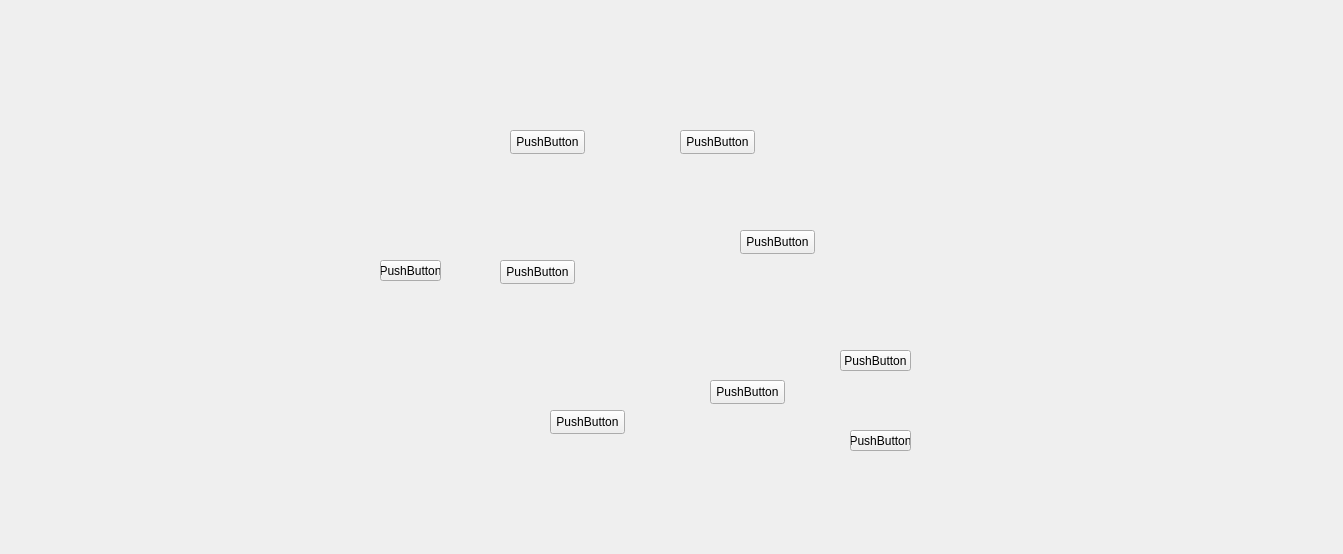
Old version of the form Triviador-ModernCpp/Triviador-client/TwoPlayersMap.ui in the repository Serban8/Triviador-ModernCpp.
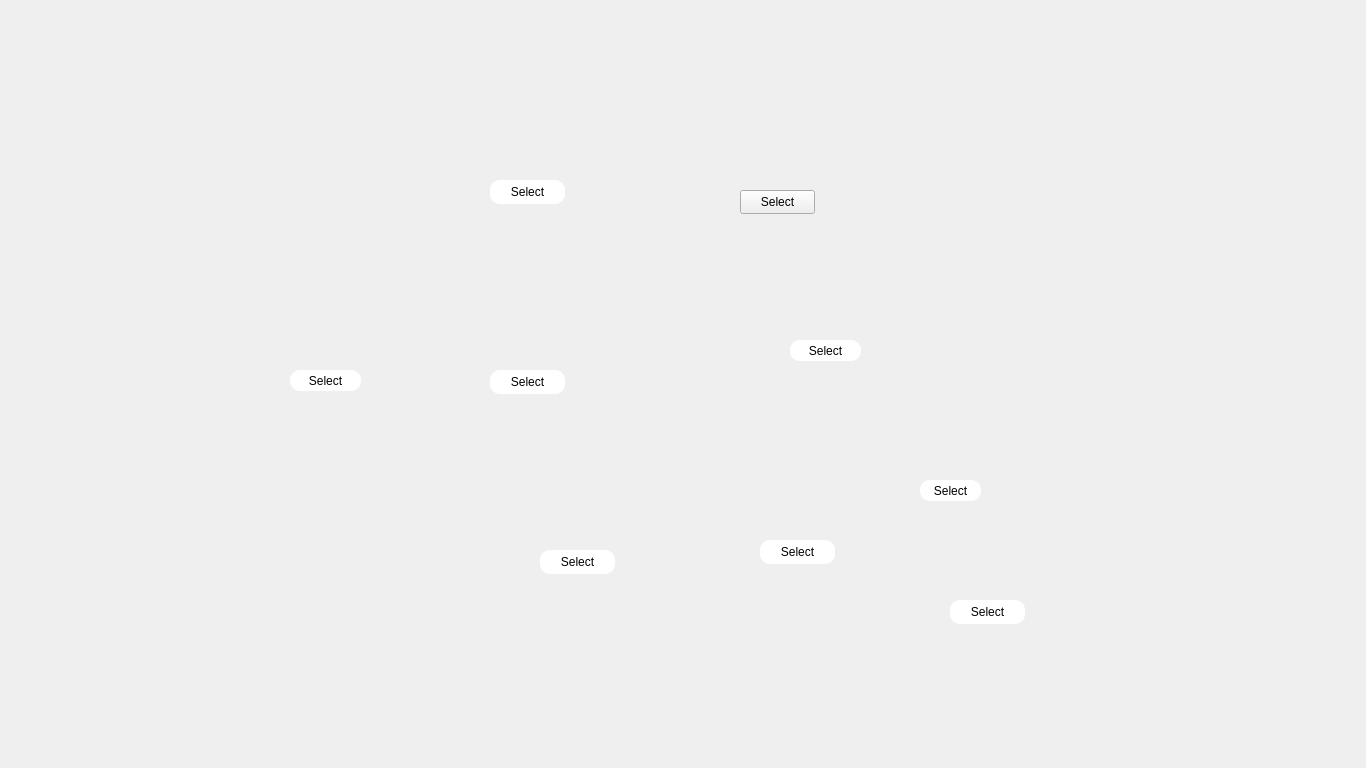
New version of the form. Icons and pictures are not drawn.

Commit message: Done some work on styling the buttons and put them in correct positions.

The edit to the form file:
```diff
--- a/Triviador-ModernCpp/Triviador-client/TwoPlayersMap.ui
+++ b/Triviador-ModernCpp/Triviador-client/TwoPlayersMap.ui
@@ -6,10 +6,22 @@
    <rect>
     <x>0</x>
     <y>0</y>
-    <width>1343</width>
-    <height>554</height>
+    <width>1366</width>
+    <height>768</height>
    </rect>
   </property>
+  <property name="minimumSize">
+   <size>
+    <width>1366</width>
+    <height>768</height>
+   </size>
+  </property>
+  <property name="maximumSize">
+   <size>
+    <width>1366</width>
+    <height>768</height>
+   </size>
+  </property>
   <property name="windowTitle">
    <string>TwoPlayersMap</string>
   </property>
@@ -24,118 +36,185 @@
    <widget class="QPushButton" name="pushButton_Territory1">
     <property name="geometry">
      <rect>
-      <x>500</x>
-      <y>260</y>
+      <x>490</x>
+      <y>370</y>
       <width>75</width>
       <height>24</height>
      </rect>
     </property>
+    <property name="styleSheet">
+     <string notr="true">#pushButton_Territory1{
+
+border-image: white;
+border-radius: 10px;
+background: white;
+
+
+}</string>
+    </property>
     <property name="text">
-     <string>PushButton</string>
+     <string>Select</string>
     </property>
    </widget>
    <widget class="QPushButton" name="pushButton_Territory2">
     <property name="geometry">
      <rect>
-      <x>380</x>
-      <y>260</y>
-      <width>61</width>
+      <x>290</x>
+      <y>370</y>
+      <width>71</width>
       <height>21</height>
      </rect>
     </property>
+    <property name="styleSheet">
+     <string notr="true">#pushButton_Territory2{
+
+border-image:white;
+border-radius: 10px;
+background: white;
+
+
+}</string>
+    </property>
     <property name="text">
-     <string>PushButton</string>
+     <string>Select</string>
     </property>
    </widget>
    <widget class="QPushButton" name="pushButton_Territory3">
     <property name="geometry">
      <rect>
-      <x>510</x>
-      <y>130</y>
+      <x>490</x>
+      <y>180</y>
       <width>75</width>
       <height>24</height>
      </rect>
     </property>
+    <property name="styleSheet">
+     <string notr="true">#pushButton_Territory3{
+border-image: white;
+border-radius: 10px;
+background: white;
+
+
+}</string>
+    </property>
     <property name="text">
-     <string>PushButton</string>
+     <string>Select</string>
     </property>
    </widget>
    <widget class="QPushButton" name="pushButton_Territory4">
     <property name="geometry">
      <rect>
-      <x>680</x>
-      <y>130</y>
-      <width>75</width>
-      <height>24</height>
-     </rect>
-    </property>
-    <property name="text">
-     <string>PushButton</string>
-    </property>
-   </widget>
-   <widget class="QPushButton" name="pushButton_Territory5">
-    <property name="geometry">
-     <rect>
       <x>740</x>
-      <y>230</y>
+      <y>190</y>
       <width>75</width>
       <height>24</height>
      </rect>
     </property>
     <property name="text">
-     <string>PushButton</string>
+     <string>Select</string>
+    </property>
+   </widget>
+   <widget class="QPushButton" name="pushButton_Territory5">
+    <property name="geometry">
+     <rect>
+      <x>950</x>
+      <y>600</y>
+      <width>75</width>
+      <height>24</height>
+     </rect>
+    </property>
+    <property name="styleSheet">
+     <string notr="true">#pushButton_Territory5{
+
+border-image: white;
+border-radius: 10px;
+background: white;
+
+}</string>
+    </property>
+    <property name="text">
+     <string>Select</string>
     </property>
    </widget>
    <widget class="QPushButton" name="pushButton_Territory6">
     <property name="geometry">
      <rect>
-      <x>550</x>
-      <y>410</y>
+      <x>540</x>
+      <y>550</y>
       <width>75</width>
       <height>24</height>
      </rect>
     </property>
+    <property name="styleSheet">
+     <string notr="true">#pushButton_Territory6{
+border-image: white;
+border-radius: 10px;
+background: white;
+
+}</string>
+    </property>
     <property name="text">
-     <string>PushButton</string>
+     <string>Select</string>
     </property>
    </widget>
    <widget class="QPushButton" name="pushButton_Territory7">
     <property name="geometry">
      <rect>
-      <x>710</x>
-      <y>380</y>
+      <x>760</x>
+      <y>540</y>
       <width>75</width>
       <height>24</height>
      </rect>
     </property>
+    <property name="styleSheet">
+     <string notr="true">#pushButton_Territory7{
+border-image: white;
+border-radius: 10px;
+background: white;
+}</string>
+    </property>
     <property name="text">
-     <string>PushButton</string>
+     <string>Select</string>
     </property>
    </widget>
    <widget class="QPushButton" name="pushButton_Territory8">
     <property name="geometry">
      <rect>
-      <x>840</x>
-      <y>350</y>
+      <x>790</x>
+      <y>340</y>
       <width>71</width>
       <height>21</height>
      </rect>
     </property>
+    <property name="styleSheet">
+     <string notr="true">#pushButton_Territory8{
+border-image: white;
+border-radius: 10px;
+background: white;
+}</string>
+    </property>
     <property name="text">
-     <string>PushButton</string>
+     <string>Select</string>
     </property>
    </widget>
    <widget class="QPushButton" name="pushButton_Territory9">
     <property name="geometry">
      <rect>
-      <x>850</x>
-      <y>430</y>
+      <x>920</x>
+      <y>480</y>
       <width>61</width>
       <height>21</height>
      </rect>
     </property>
+    <property name="styleSheet">
+     <string notr="true">#pushButton_Territory9{
+border-image: white;
+border-radius: 10px;
+background: white;
+}</string>
+    </property>
     <property name="text">
-     <string>PushButton</string>
+     <string>Select</string>
     </property>
    </widget>
   </widget>
```
The commit also changes 2 other files.
